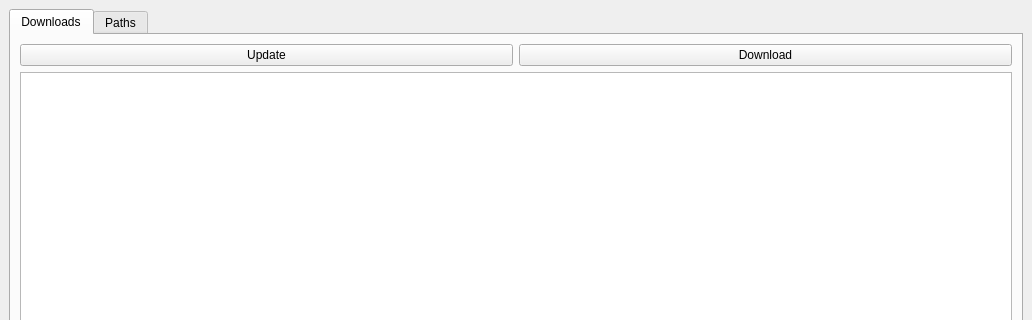
Above: cmainwindow.ui from birkeh/qtDynatraceDownload before the change; both pictures show x 0 to 1032 and y 0 to 320 of the 1032 by 713 pixel window. Below: the same form after it.
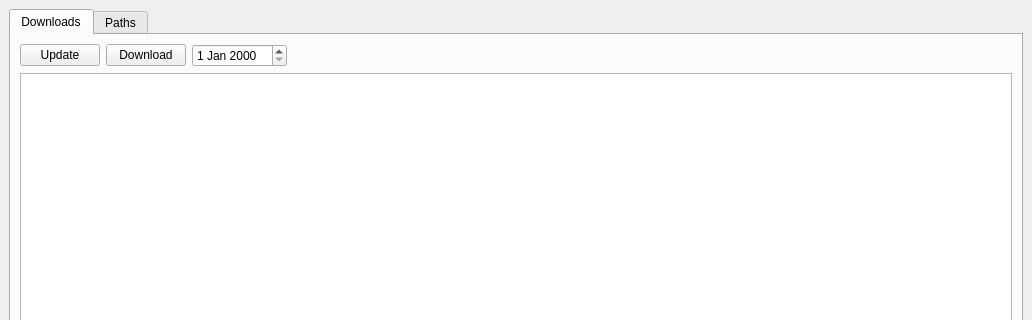
That is the form after the change.

What changed in the file:
```diff
--- a/cmainwindow.ui
+++ b/cmainwindow.ui
@@ -43,6 +43,22 @@
               </property>
              </widget>
             </item>
+            <item>
+             <widget class="QDateEdit" name="m_lpStartDate"/>
+            </item>
+            <item>
+             <spacer name="horizontalSpacer">
+              <property name="orientation">
+               <enum>Qt::Horizontal</enum>
+              </property>
+              <property name="sizeHint" stdset="0">
+               <size>
+                <width>40</width>
+                <height>20</height>
+               </size>
+              </property>
+             </spacer>
+            </item>
            </layout>
           </item>
           <item>
```
